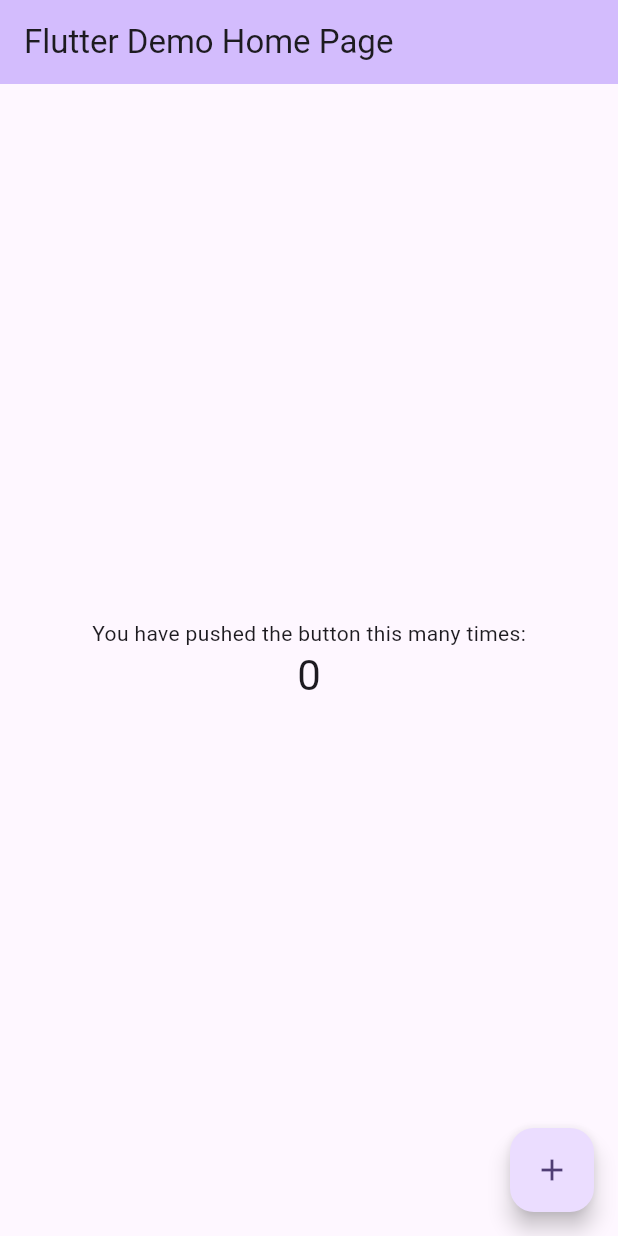
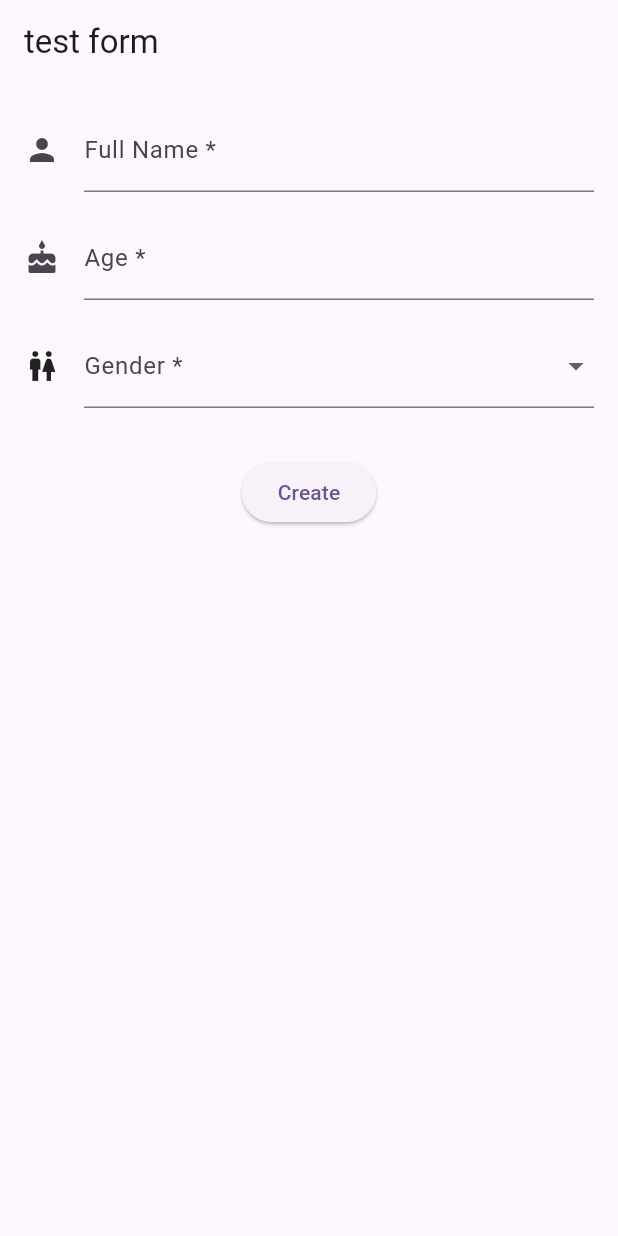
Before and after one commit to Uteytithya/race_tracker, a Flutter app: the screen it shows after launch, on a phone screen of 412 x 824 dp. Run offline on Flutter 3.47's test engine with Material 3 defaults, Android fonts, the phone set to English and light mode, and no system bars.

Commit message:
RT-34 create-form

```diff
--- a/lib/main.dart
+++ b/lib/main.dart
@@ -1,4 +1,5 @@
 import 'package:flutter/material.dart';
+import 'package:race_tracker/views/participant/widget/participant_form.dart';
 
 void main() {
   runApp(const MyApp());
@@ -13,24 +14,12 @@ class MyApp extends StatelessWidget {
     return MaterialApp(
       title: 'Flutter Demo',
       theme: ThemeData(
-        // This is the theme of your application.
-        //
-        // TRY THIS: Try running your application with "flutter run". You'll see
-        // the application has a purple toolbar. Then, without quitting the app,
-        // try changing the seedColor in the colorScheme below to Colors.green
-        // and then invoke "hot reload" (save your changes or press the "hot
-        // reload" button in a Flutter-supported IDE, or press "r" if you used
-        // the command line to start the app).
-        //
-        // Notice that the counter didn't reset back to zero; the application
-        // state is not lost during the reload. To reset the state, use hot
-        // restart instead.
-        //
-        // This works for code too, not just values: Most code changes can be
-        // tested with just a hot reload.
         colorScheme: ColorScheme.fromSeed(seedColor: Colors.deepPurple),
       ),
-      home: const MyHomePage(title: 'Flutter Demo Home Page'),
+      home:Scaffold(
+        appBar: AppBar(title: Text('test form'),),
+        body:ParticipantForm(),
+      ),
     );
   }
 }
--- /dev/null
+++ b/lib/views/participant/widget/participant_form.dart
@@ -0,0 +1,142 @@
+import 'package:flutter/material.dart';
+
+class ParticipantForm extends StatefulWidget {
+  const ParticipantForm({super.key});
+
+  @override
+  State<ParticipantForm> createState() => ParticipantFormState();
+}
+
+class ParticipantFormState extends State<ParticipantForm> {
+  final _formKey = GlobalKey<FormState>();
+
+  // Controllers
+  final TextEditingController _nameController = TextEditingController();
+  final TextEditingController _ageController = TextEditingController();
+
+  // Gender dropdown
+  String? _selectedGender;
+  final List<String> _genders = ['Male', 'Female', 'Other'];
+
+  // === VALIDATORS ===
+
+  String? validateName(String? value) {
+    if (value == null || value.isEmpty) {
+      return 'Name cannot be empty';
+    }
+    if (value.length < 2) {
+      return 'Name must be at least 2 characters long';
+    }
+    final nameRegex = RegExp(r'^[a-zA-Z\s]+$');
+    if (!nameRegex.hasMatch(value)) {
+      return 'Name can only contain letters and spaces';
+    }
+    return null;
+  }
+
+  String? validateAge(String? value) {
+    if (value == null || value.isEmpty) {
+      return 'Age cannot be empty';
+    }
+    final age = int.tryParse(value);
+    if (age == null) {
+      return 'Age must be a number';
+    }
+    if (age < 5 || age > 120) {
+      return 'Age must be between 5 and 120';
+    }
+    return null;
+  }
+
+  void _submitForm() {
+    if (_formKey.currentState!.validate()) {
+      if (_selectedGender == null) {
+        ScaffoldMessenger.of(context).showSnackBar(
+          const SnackBar(content: Text('Please select a gender')),
+        );
+        return;
+      }
+
+      // You can now use the input data
+      final name = _nameController.text;
+      final age = int.parse(_ageController.text);
+      final gender = _selectedGender!;
+
+      // Debug print or pass the data to another function
+      print('Name: $name, Age: $age, Gender: $gender');
+
+      // Clear form or navigate, depending on your app flow
+    }
+  }
+
+  @override
+  Widget build(BuildContext context) {
+    return Padding(
+      padding: const EdgeInsets.all(16.0),
+      child: Form(
+        key: _formKey,
+        child: Column(
+          crossAxisAlignment: CrossAxisAlignment.start,
+          children: [
+            TextFormField(
+              controller: _nameController,
+              validator: validateName,
+              decoration: const InputDecoration(
+                icon: Icon(Icons.person),
+                hintText: 'What do people call you?',
+                labelText: 'Full Name *',
+              ),
+            ),
+            const SizedBox(height: 16),
+
+            TextFormField(
+              controller: _ageController,
+              validator: validateAge,
+              keyboardType: TextInputType.number,
+              decoration: const InputDecoration(
+                icon: Icon(Icons.cake),
+                hintText: 'Your age',
+                labelText: 'Age *',
+              ),
+            ),
+            const SizedBox(height: 16),
+
+            Row(
+              children: [
+                const Icon(Icons.wc),
+                const SizedBox(width: 16),
+                Expanded(
+                  child: DropdownButtonFormField<String>(
+                    value: _selectedGender,
+                    items: _genders.map((gender) {
+                      return DropdownMenuItem(
+                        value: gender,
+                        child: Text(gender),
+                      );
+                    }).toList(),
+                    onChanged: (value) {
+                      setState(() {
+                        _selectedGender = value;
+                      });
+                    },
+                    decoration: const InputDecoration(
+                      labelText: 'Gender *',
+                    ),
+                  ),
+                ),
+              ],
+            ),
+            const SizedBox(height: 32),
+
+            Center(
+              child: ElevatedButton(
+                onPressed: _submitForm,
+                child: const Text('Create'),
+              ),
+            ),
+          ],
+        ),
+      ),
+    );
+  }
+}
```
